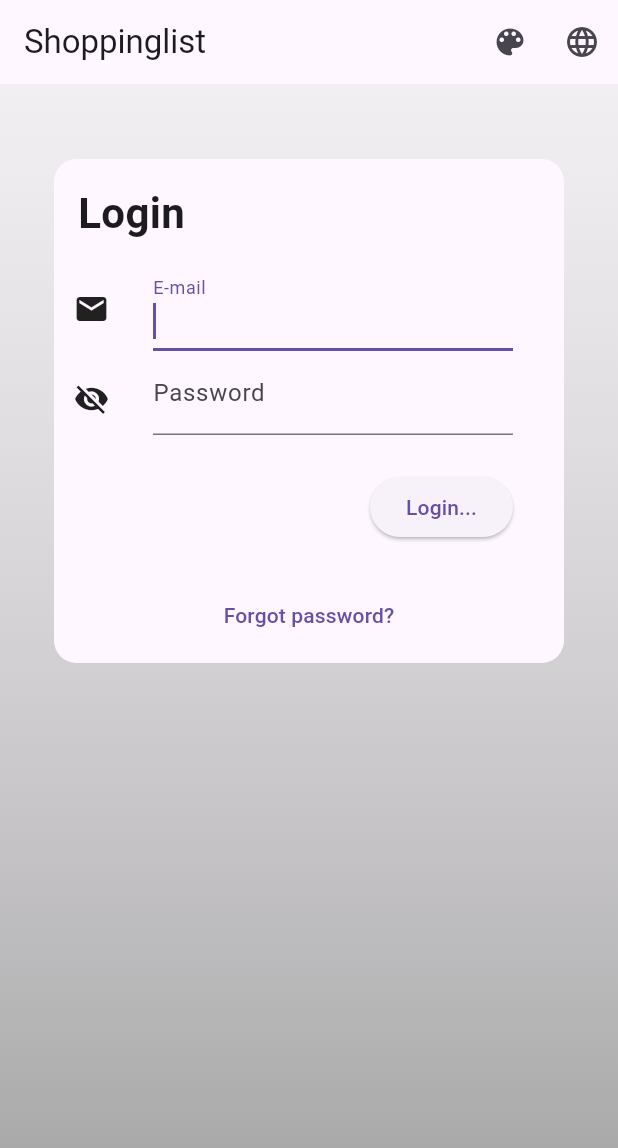
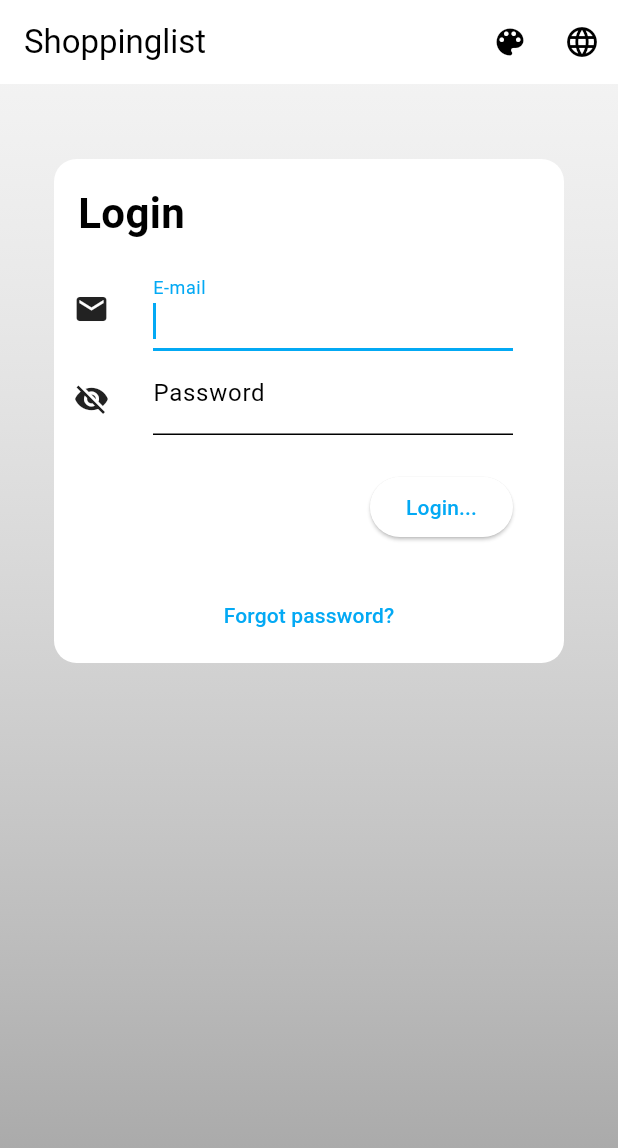
Before and after one commit to aluedtke7/shoppinglist, a Flutter app: the screen it shows after launch, on a phone screen of 412 x 824 dp. Shown: the top 1148 px of the screen. Run offline on Flutter 3.47's test engine with Material 3 defaults, Android fonts, the phone set to English and light mode, and no system bars; our stand-ins replace email_validator, flutter_slidable, package_info_plus, pocketbase, shared_preferences, theme_provider and 1 more; missing offline and left inert: fetch_client; generated files the repository leaves out were written again.

Commit message:
Light theme is now blue-ish

```diff
--- a/lib/component/custom_themes.dart
+++ b/lib/component/custom_themes.dart
@@ -10,6 +10,11 @@ var customThemes = [
     description: 'Light',
     data: ThemeData(
       useMaterial3: true,
+      colorScheme: ColorScheme.fromSwatch(
+        brightness: Brightness.light,
+        primarySwatch: Colors.lightBlue,
+        accentColor: Colors.blueAccent,
+      ),
       dialogBackgroundColor: const Color.fromARGB(255, 240, 240, 240),
     ),
     options: ThemeOptions(
```
